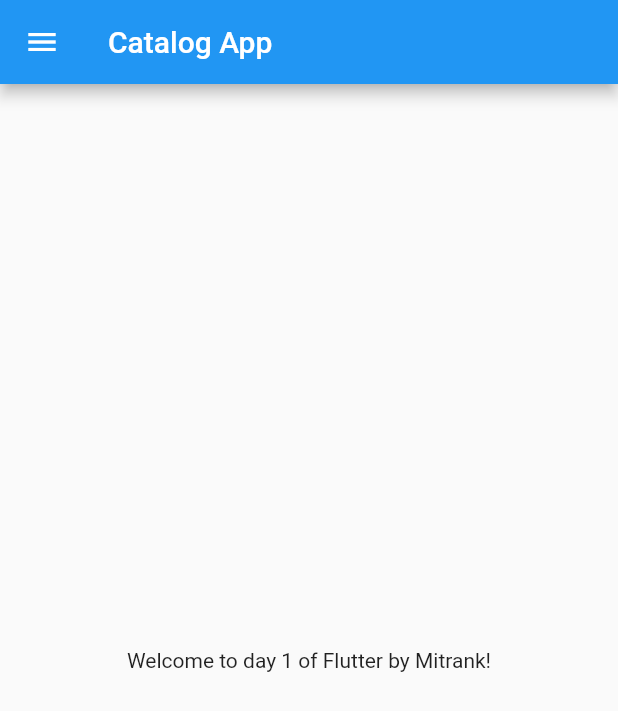
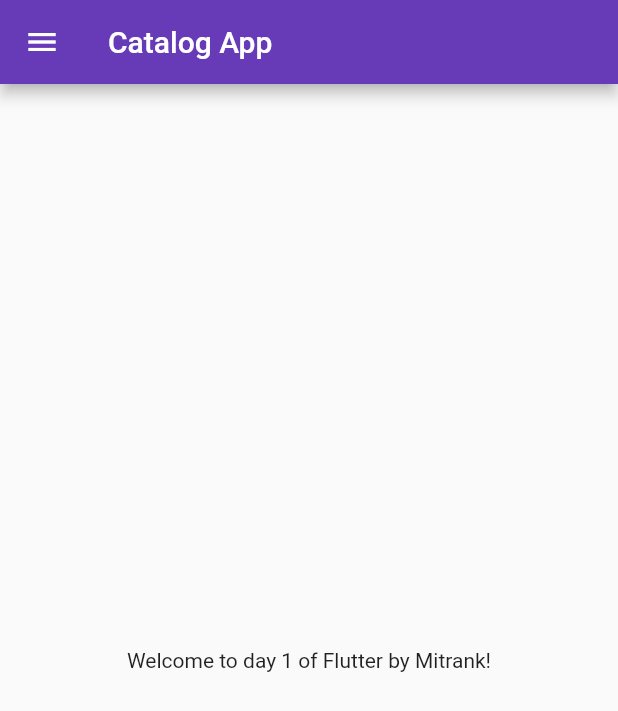
Before and after one commit to mitrank/Flutter-Learning, a Flutter app: the screen it shows after launch, on a phone screen of 412 x 824 dp. Shown: the top 711 px of the screen. Run offline on Flutter 3.47's test engine with Material 2 defaults, Android fonts, the phone set to English and light mode, and no system bars.

Commit message:
Day 3 Completed

```diff
--- a/lib/main.dart
+++ b/lib/main.dart
@@ -1,7 +1,8 @@
 // ignore_for_file: must_be_immutable, avoid_unnecessary_containers, use_key_in_widget_constructors
 
 import 'package:flutter/material.dart';
-import 'package:flutter_catalog/home_page.dart';
+import 'package:flutter_catalog/pages/home_page.dart';
+import 'package:flutter_catalog/pages/login_page.dart';
 
 void main() {
   runApp(MyApp());
@@ -11,7 +12,19 @@ class MyApp extends StatelessWidget {
   @override
   Widget build(BuildContext context) {
     return MaterialApp(
-      home: HomePage(),
+      themeMode: ThemeMode.light,
+      theme: ThemeData(
+        primarySwatch: Colors.deepPurple,
+      ),
+      darkTheme: ThemeData(
+        brightness: Brightness.dark,
+      ),
+      initialRoute: "/home",
+      routes: {
+        "/":(context) => LoginPage(),
+        "/home":(context) => HomePage(),
+        "/login":(context) => LoginPage(),
+      },
     );
   }
 }
--- a/lib/home_page.dart
+++ b/lib/pages/home_page.dart
@@ -1,8 +1,8 @@
 import 'package:flutter/material.dart';
 
 class HomePage extends StatelessWidget {
-  int day = 1;
-  String name = "Mitrank";
+  final int day = 1;
+  final String name = "Mitrank";
 
   @override
   Widget build(BuildContext context) {
```
Also changed, not shown: lib/pages/login_page.dart (added, +18 -0 lines).
